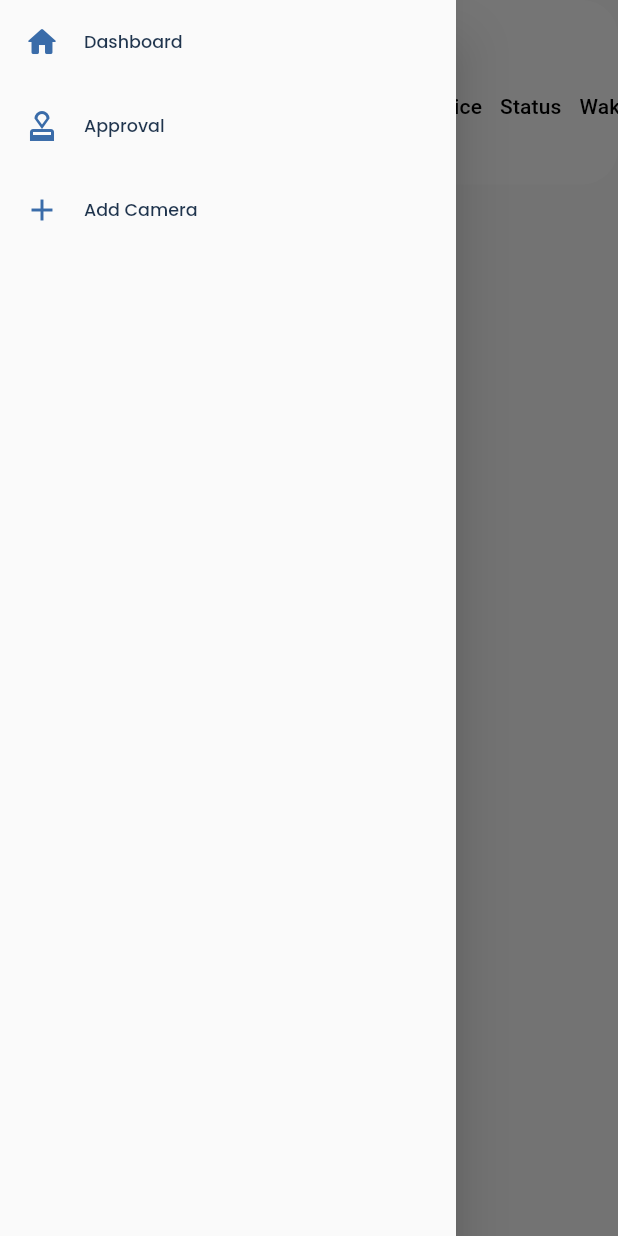
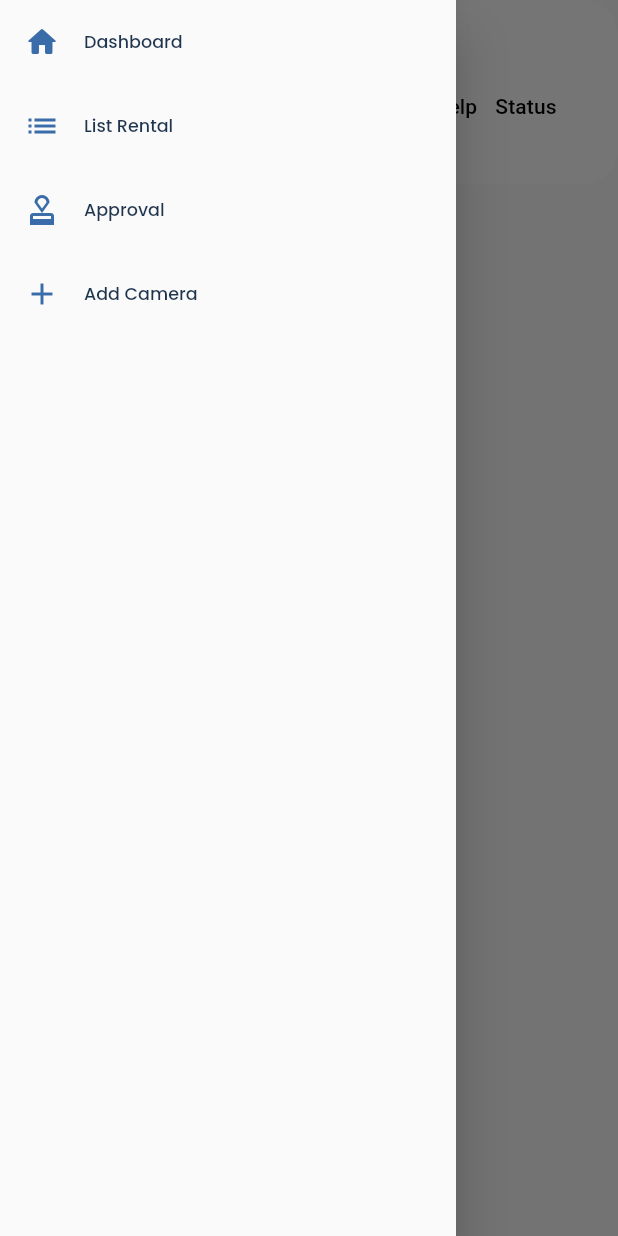
Before and after one commit to putradwi06/rental-camera-admin, a Flutter app: the screen it shows after launch, with the side drawer open, on a phone screen of 412 x 824 dp. Run offline on Flutter 3.47's test engine with Material 2 defaults, Android fonts, the phone set to English and light mode, and no system bars; our stand-ins replace cloud_firestore, equatable, file_picker, firebase_core, firebase_storage, google_fonts and 2 more; accounts and stored records are empty.

Commit message:
Update terbaru 26/07/2023

```diff
--- /dev/null
+++ b/lib/models/users_model.dart
@@ -0,0 +1,51 @@
+class UserModel {
+  final String id;
+  final String fullName;
+  final String phoneNumber;
+  final String email;
+  final String? profilePicture;
+
+  const UserModel({
+    required this.id,
+    required this.fullName,
+    required this.phoneNumber,
+    required this.email,
+    this.profilePicture,
+  });
+
+  Map<String, dynamic> toMap() {
+    return {
+      'id': this.id,
+      'fullName': this.fullName,
+      'phoneNumber': this.phoneNumber,
+      'email': this.email,
+      'profilePicture': this.profilePicture,
+    };
+  }
+
+  factory UserModel.fromMap(Map<String, dynamic> map) {
+    return UserModel(
+      id: map['id'] as String,
+      fullName: map['fullName'] as String,
+      phoneNumber: map['phoneNumber'] as String,
+      email: map['email'] as String,
+      profilePicture: map['profilePicture'] != null ? map['profilePicture'] as String : null,
+    );
+  }
+
+  UserModel copyWith({
+    String? id,
+    String? fullName,
+    String? phoneNumber,
+    String? email,
+    String? profilePicture,
+  }) {
+    return UserModel(
+      id: id ?? this.id,
+      fullName: fullName ?? this.fullName,
+      phoneNumber: phoneNumber ?? this.phoneNumber,
+      email: email ?? this.email,
+      profilePicture: profilePicture ?? this.profilePicture,
+    );
+  }
+}
--- a/lib/repository/admin_repository.dart
+++ b/lib/repository/admin_repository.dart
@@ -2,6 +2,8 @@
 import 'package:flutter/material.dart';
 import 'package:rental_camera_admin/models/booking_model.dart';
 import 'package:rental_camera_admin/models/detail_camera_model.dart';
+
+import '../models/users_model.dart';
 
 class AdminRepository {
   final FirebaseFirestore _firestore;
@@ -13,14 +15,26 @@
   AdminRepository._internal() : _firestore = FirebaseFirestore.instance;
 
   Stream<List<Booking>> getBookings() {
-    final getBookings = _firestore.collection("Booking"); // Bookings
+    final getBookings = _firestore.collection("Booking").orderBy('created_at', descending: true); // Bookings
 
     return getBookings.snapshots().map((documents) {
-      final ikang = documents.docs.map((document) {
+      final data = documents.docs.map((document) {
         return Booking.fromMap(document.data());
       }).toList();
 
-      return ikang;
+      return data;
+    });
+  }
+
+  Stream<List<UserModel>> getUsers() {
+    final getUsers = _firestore.collection("Users"); // Bookings
+
+    return getUsers.snapshots().map((documents) {
+      final data = documents.docs.map((document) {
+        return UserModel.fromMap(document.data());
+      }).toList();
+
+      return data;
     });
   }
 
--- a/lib/screens/dashboard_screen.dart
+++ b/lib/screens/dashboard_screen.dart
@@ -1,5 +1,6 @@
 import 'package:flutter/material.dart';
 import 'package:provider/provider.dart';
+import 'package:rental_camera_admin/screens/data_master_screen.dart';
 import 'package:rental_camera_admin/styles.dart';
 import 'package:responsive_sizer/responsive_sizer.dart';
 
@@ -19,6 +20,7 @@
 class _DashboardScreenState extends State<DashboardScreen> with ChangeNotifier {
   int _currentPage = 0;
   final List<Widget> _pages = [
+    const DataMasterScreen(),
     const ListCameraScreen(),
     const ApprovalRentalCamerasScreen(),
     const AddPostCameraScreen(),
@@ -83,14 +85,19 @@
             press: () => onTap(0),
           ),
           DrawerListTile(
+            title: "List Rental",
+            icon: Icons.list,
+            press: () => onTap(1),
+          ),
+          DrawerListTile(
             title: "Approval",
             icon: Icons.approval_outlined,
-            press: () => onTap(1),
+            press: () => onTap(2),
           ),
           DrawerListTile(
             title: "Add Camera",
             icon: Icons.add_outlined,
-            press: () => onTap(2),
+            press: () => onTap(3),
           ),
         ],
       ),
--- /dev/null
+++ b/lib/screens/data_master_screen.dart
@@ -0,0 +1,127 @@
+import 'package:flutter/material.dart';
+import 'package:rental_camera_admin/models/users_model.dart';
+import 'package:rental_camera_admin/repository/admin_repository.dart';
+import 'package:responsive_sizer/responsive_sizer.dart';
+
+class DataMasterScreen extends StatefulWidget {
+  const DataMasterScreen({Key? key}) : super(key: key);
+
+  @override
+  State<DataMasterScreen> createState() => _DataMasterScreenState();
+}
+
+class _DataMasterScreenState extends State<DataMasterScreen> {
+  late AdminRepository adminRepository;
+
+  @override
+  void initState() {
+    adminRepository = AdminRepository();
+    super.initState();
+  }
+
+  @override
+  Widget build(BuildContext context) {
+    return StreamBuilder(
+      stream: adminRepository.getUsers(),
+      builder: (_, snapshot) {
+        if (snapshot.data == null) {
+          return const Center(child: CircularProgressIndicator());
+        }
+
+        if (snapshot.hasData) {
+          final List<UserModel> listUsers = (snapshot.data ?? []);
+
+          return SingleChildScrollView(
+            child: Container(
+              padding: const EdgeInsets.all(24),
+              decoration: const BoxDecoration(
+                color: Colors.white,
+                borderRadius: BorderRadius.all(Radius.circular(24)),
+              ),
+              child: Column(
+                crossAxisAlignment: CrossAxisAlignment.start,
+                children: [
+                  Text(
+                    "Data Master",
+                    style: Theme.of(context).textTheme.titleMedium,
+                  ),
+                  SizedBox(
+                    width: double.infinity,
+                    child: DataTable(
+                      columnSpacing: 12,
+                      sortAscending: true,
+                      dataRowHeight: 18.h,
+                      columns: const [
+                        DataColumn(
+                          label: Text(
+                            "User ID",
+                            overflow: TextOverflow.ellipsis,
+                          ),
+                        ),
+                        DataColumn(
+                          label: Flexible(
+                            child: Text("Nama",
+                                overflow: TextOverflow.ellipsis),
+                          ),
+                        ),
+                        DataColumn(
+                          label: Flexible(
+                            child: Text("Email",
+                                overflow: TextOverflow.ellipsis),
+                          ),
+                        ),
+                        DataColumn(
+                          label: Flexible(
+                            child:
+                            Text("Nomor Telp", overflow: TextOverflow.ellipsis),
+                          ),
+                        ),
+                        DataColumn(
+                          label: Flexible(
+                            child: Text("Status",
+                                overflow: TextOverflow.ellipsis),
+                          ),
+                        ),
+                      ],
+                      rows: List.generate(
+                        listUsers.length,
+                            (index) => bookingDataRow(listUsers[index]),
+                      ),
+                    ),
+                  ),
+                ],
+              ),
+            ),
+          );
+        }
+
+        return const Center(child: CircularProgressIndicator());
+      },
+    );
+  }
+
+  DataRow bookingDataRow(UserModel userModel) {
+    return DataRow(
+      cells: [
+        DataCell(Flexible(
+            child: Text(userModel.id, overflow: TextOverflow.ellipsis))),
+        DataCell(Flexible(
+          child: Text(userModel.fullName,
+              overflow: TextOverflow.ellipsis),
+        )),
+        DataCell(Flexible(
+          child: Text(userModel.email,
+              overflow: TextOverflow.ellipsis),
+        )),
+        DataCell(Flexible(
+          child:
+          Text(userModel.phoneNumber, overflow: TextOverflow.ellipsis),
+        )),
+        const DataCell(Flexible(
+          child: Text("Aktif",
+              overflow: TextOverflow.ellipsis),
+        )),
+      ],
+    );
+  }
+}
```
